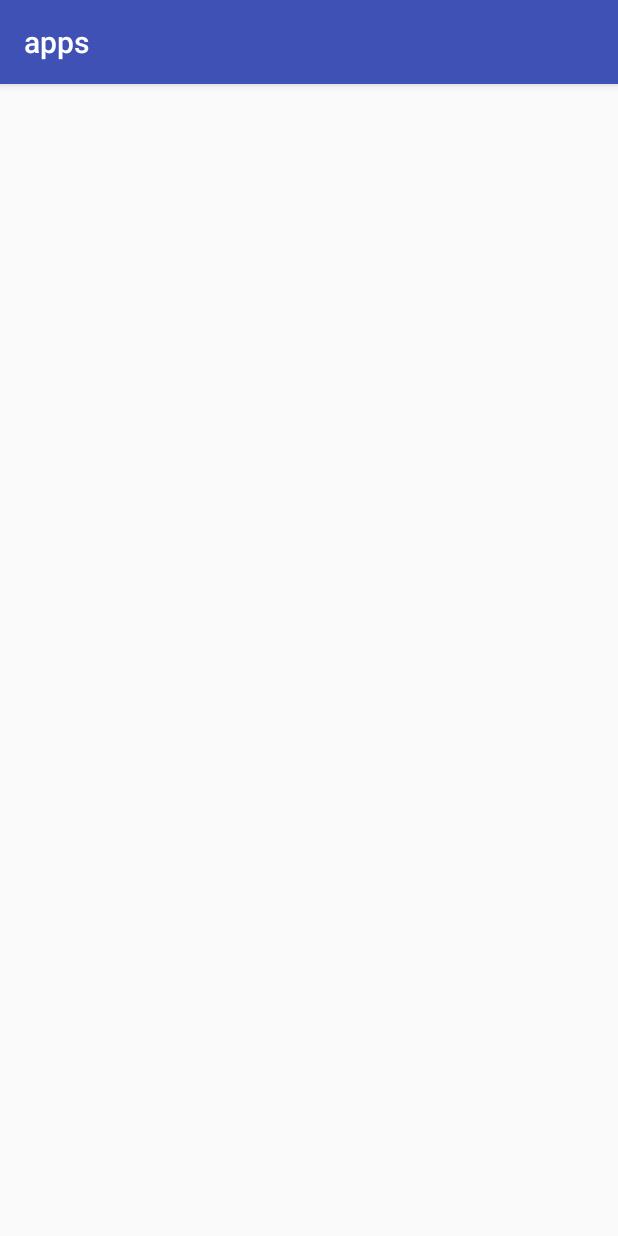
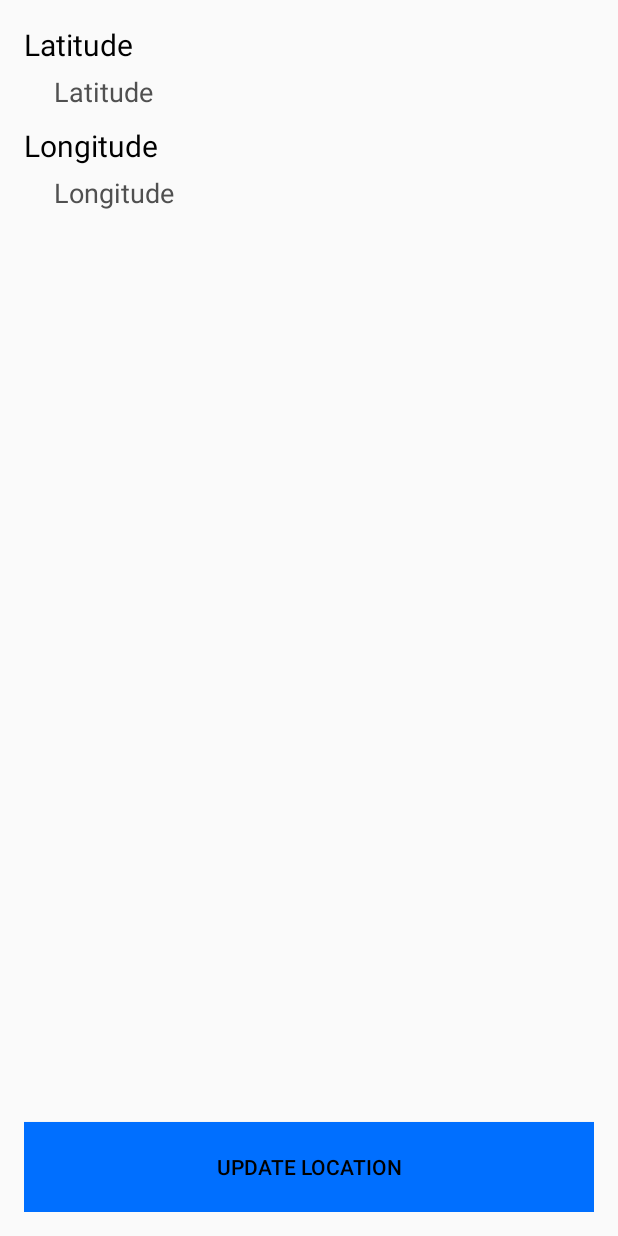
Before and after one commit to SergioPadilla/NPI-Android, an Android app: the AppOne screen opened directly, with no data from a screen before it, on a phone screen of 412 x 824 dp. Run offline under Robolectric (Android 15) with nearby library versions, the phone set to English and light mode, and no system bars.

Commit message:
GPS app init

```diff
--- a/apps/app/src/main/java/com/piser/apps/AppOne/AppOne.java
+++ b/apps/app/src/main/java/com/piser/apps/AppOne/AppOne.java
@@ -2,14 +2,46 @@ package com.piser.apps.AppOne;
 
 import android.support.v7.app.AppCompatActivity;
 import android.os.Bundle;
+import android.view.View;
+import android.widget.Button;
+import android.widget.TextView;
 
 import com.piser.apps.R;
 
 public class AppOne extends AppCompatActivity {
 
+    Button updateButton;
+    TextView latitude;
+    TextView longitude;
+
+    // GPSTracker class
+    GPSTracker gps;
+
     @Override
-    protected void onCreate(Bundle savedInstanceState) {
+    public void onCreate(Bundle savedInstanceState) {
         super.onCreate(savedInstanceState);
         setContentView(R.layout.activity_app_one);
+
+        gps = new GPSTracker(AppOne.this);
+
+        updateButton = (Button) findViewById(R.id.updateButton);
+        longitude = (TextView) findViewById(R.id.longitudeValue);
+        latitude = (TextView) findViewById(R.id.latitudeValue);
+
+        updateButton.setOnClickListener(new View.OnClickListener() {
+            @Override
+            public void onClick(View arg0) {
+                // check if GPS enabled
+                if(gps.canGetLocation()){
+                    latitude.setText(Double.toString(gps.getLatitude()));
+                    longitude.setText(Double.toString(gps.getLongitude()));
+                }else{
+                    // can't get location
+                    // GPS or Network is not enabled
+                    // Ask user to enable GPS/network in settings
+                    gps.showSettingsAlert();
+                }
+            }
+        });
     }
 }
--- /dev/null
+++ b/apps/app/src/main/java/com/piser/apps/AppOne/GPSTracker.java
@@ -0,0 +1,217 @@
+package com.piser.apps.AppOne;
+
+import android.Manifest;
+import android.app.AlertDialog;
+import android.app.Service;
+import android.content.Context;
+import android.content.DialogInterface;
+import android.content.Intent;
+import android.content.pm.PackageManager;
+import android.location.Location;
+import android.location.LocationListener;
+import android.location.LocationManager;
+import android.os.Bundle;
+import android.os.IBinder;
+import android.provider.Settings;
+import android.support.annotation.Nullable;
+import android.support.v4.app.ActivityCompat;
+import android.util.Log;
+
+/**
+ * Created by SergioPadilla on 28/12/16.
+ */
+
+public class GPSTracker extends Service implements LocationListener {
+
+    private final Context mContext;
+
+    // flag for GPS status
+    boolean isGPSEnabled = false;
+
+    // flag for network status
+    boolean isNetworkEnabled = false;
+
+    boolean canGetLocation = false;
+
+    Location location; // location
+    double latitude; // latitude
+    double longitude; // longitude
+
+    // The minimum distance to change Updates in meters
+    private static final long MIN_DISTANCE_CHANGE_FOR_UPDATES = 10; // 10 meters
+
+    // The minimum time between updates in milliseconds
+    private static final long MIN_TIME_BW_UPDATES = 1000 * 60 * 1; // 1 minute
+
+    // Declaring a Location Manager
+    protected LocationManager locationManager;
+
+    public GPSTracker(Context context) {
+        this.mContext = context;
+        getLocation();
+    }
+
+    public Location getLocation() {
+        try {
+            locationManager = (LocationManager) mContext
+                    .getSystemService(LOCATION_SERVICE);
+
+            // getting GPS status
+            isGPSEnabled = locationManager
+                    .isProviderEnabled(LocationManager.GPS_PROVIDER);
+
+            // getting network status
+            isNetworkEnabled = locationManager
+                    .isProviderEnabled(LocationManager.NETWORK_PROVIDER);
+
+            if (!isGPSEnabled && !isNetworkEnabled && (ActivityCompat.checkSelfPermission(this, Manifest.permission.ACCESS_FINE_LOCATION) != PackageManager.PERMISSION_GRANTED && ActivityCompat.checkSelfPermission(this, Manifest.permission.ACCESS_COARSE_LOCATION) != PackageManager.PERMISSION_GRANTED)) {
+                // no network provider is enabled
+            } else {
+                this.canGetLocation = true;
+                // First get location from Network Provider
+                if (isNetworkEnabled) {
+                    locationManager.requestLocationUpdates(
+                            LocationManager.NETWORK_PROVIDER,
+                            MIN_TIME_BW_UPDATES,
+                            MIN_DISTANCE_CHANGE_FOR_UPDATES, this);
+                    Log.d("Network", "Network");
+                    if (locationManager != null) {
+                        location = locationManager
+                                .getLastKnownLocation(LocationManager.NETWORK_PROVIDER);
+                        if (location != null) {
+                            latitude = location.getLatitude();
+                            longitude = location.getLongitude();
+                        }
+                    }
+                }
+                // if GPS Enabled get lat/long using GPS Services
+                if (isGPSEnabled) {
+                    if (location == null) {
+                        locationManager.requestLocationUpdates(
+                                LocationManager.GPS_PROVIDER,
+                                MIN_TIME_BW_UPDATES,
+                                MIN_DISTANCE_CHANGE_FOR_UPDATES, this);
+                        Log.d("GPS Enabled", "GPS Enabled");
+                        if (locationManager != null) {
+                            location = locationManager
+                                    .getLastKnownLocation(LocationManager.GPS_PROVIDER);
+                            if (location != null) {
+                                latitude = location.getLatitude();
+                                longitude = location.getLongitude();
+                            }
+                        }
+                    }
+                }
+            }
+        } catch (Exception e) {
+            e.printStackTrace();
+        }
+
+        return location;
+    }
+
+    /**
+     * Function to get latitude
+     */
+    public double getLatitude() {
+        if (location != null) {
+            latitude = location.getLatitude();
+        }
+
+        // return latitude
+        return latitude;
+    }
+
+    /**
+     * Function to get longitude
+     */
+    public double getLongitude() {
+        if (location != null) {
+            longitude = location.getLongitude();
+        }
+
+        // return longitude
+        return longitude;
+    }
+
+    /**
+     * Function to check if best network provider
+     * @return boolean
+     */
+    public boolean canGetLocation() {
+        return this.canGetLocation;
+    }
+
+    /**
+     * Function to show settings alert dialog
+     */
+    public void showSettingsAlert() {
+        AlertDialog.Builder alertDialog = new AlertDialog.Builder(mContext);
+
+        // Setting Dialog Title
+        alertDialog.setTitle("GPS is settings");
+
+        // Setting Dialog Message
+        alertDialog.setMessage("GPS is not enabled. Do you want to go to settings menu?");
+
+        // Setting Icon to Dialog
+        //alertDialog.setIcon(R.drawable.delete);
+
+        // On pressing Settings button
+        alertDialog.setPositiveButton("Settings", new DialogInterface.OnClickListener() {
+            public void onClick(DialogInterface dialog, int which) {
+                Intent intent = new Intent(Settings.ACTION_LOCATION_SOURCE_SETTINGS);
+                mContext.startActivity(intent);
+            }
+        });
+
+        // on pressing cancel button
+        alertDialog.setNegativeButton("Cancel", new DialogInterface.OnClickListener() {
+            public void onClick(DialogInterface dialog, int which) {
+                dialog.cancel();
+            }
+        });
+
+        // Showing Alert Message
+        alertDialog.show();
+    }
+
+    /**
+     * Stop using GPS listener
+     * Calling this function will stop using GPS in your app
+     */
+    public void stopUsingGPS() {
+        if (locationManager != null) {
+            if (ActivityCompat.checkSelfPermission(this, Manifest.permission.ACCESS_FINE_LOCATION) != PackageManager.PERMISSION_GRANTED && ActivityCompat.checkSelfPermission(this, Manifest.permission.ACCESS_COARSE_LOCATION) != PackageManager.PERMISSION_GRANTED) {
+                return;
+            }
+            locationManager.removeUpdates(GPSTracker.this);
+        }
+    }
+
+    @Nullable
+    @Override
+    public IBinder onBind(Intent intent) {
+        return null;
+    }
+
+    @Override
+    public void onLocationChanged(Location location) {
+
+    }
+
+    @Override
+    public void onStatusChanged(String provider, int status, Bundle extras) {
+
+    }
+
+    @Override
+    public void onProviderEnabled(String provider) {
+
+    }
+
+    @Override
+    public void onProviderDisabled(String provider) {
+
+    }
+}
--- a/apps/app/src/main/res/layout/activity_app_one.xml
+++ b/apps/app/src/main/res/layout/activity_app_one.xml
@@ -8,6 +8,57 @@
     android:paddingLeft="@dimen/activity_horizontal_margin"
     android:paddingRight="@dimen/activity_horizontal_margin"
     android:paddingTop="@dimen/activity_vertical_margin"
+    android:orientation="vertical"
     tools:context="com.piser.apps.AppOne.AppOne">
 
+    <LinearLayout
+        android:layout_width="wrap_content"
+        android:layout_height="wrap_content"
+        android:orientation="vertical">
+
+        <TextView
+            android:layout_width="wrap_content"
+            android:layout_height="wrap_content"
+            android:text="Latitude"
+            android:textColor="#000000"
+            android:textSize="20sp"/>
+
+        <TextView
+            android:id="@+id/latitudeValue"
+            android:layout_marginStart="20dp"
+            android:layout_marginTop="5dp"
+            android:layout_marginBottom="10dp"
+            android:layout_width="wrap_content"
+            android:layout_height="wrap_content"
+            android:text="Latitude"
+            android:textColor="#505050"
+            android:textSize="18sp"/>
+
+        <TextView
+            android:layout_width="wrap_content"
+            android:layout_height="wrap_content"
+            android:text="Longitude"
+            android:textColor="#000000"
+            android:textSize="20sp"/>
+
+        <TextView
+            android:id="@+id/longitudeValue"
+            android:layout_marginStart="20dp"
+            android:layout_marginTop="5dp"
+            android:layout_marginBottom="20dp"
+            android:layout_width="wrap_content"
+            android:layout_height="wrap_content"
+            android:text="Longitude"
+            android:textColor="#505050"
+            android:textSize="18sp"/>
+    </LinearLayout>
+
+    <Button
+        android:id="@+id/updateButton"
+        android:layout_alignParentBottom="true"
+        android:layout_width="match_parent"
+        android:layout_height="60dp"
+        android:text="Update Location"
+        android:background="#006fff"
+        android:textColor="#000000"/>
 </RelativeLayout>
--- a/apps/app/src/main/res/values/styles.xml
+++ b/apps/app/src/main/res/values/styles.xml
@@ -1,7 +1,7 @@
 <resources>
 
     <!-- Base application theme. -->
-    <style name="AppTheme" parent="Theme.AppCompat.Light.DarkActionBar">
+    <style name="AppTheme" parent="Theme.AppCompat.Light.NoActionBar">
         <!-- Customize your theme here. -->
         <item name="colorPrimary">@color/colorPrimary</item>
         <item name="colorPrimaryDark">@color/colorPrimaryDark</item>
```
Also changed, not shown: apps/app/src/main/AndroidManifest.xml (+6 -1 lines).
